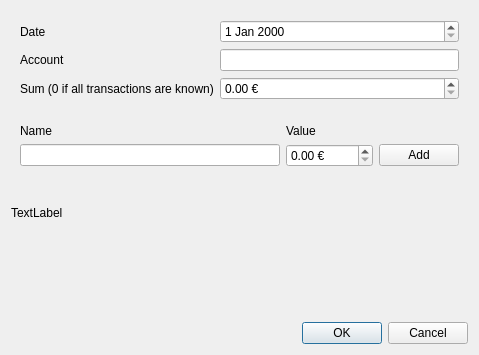
Above: newbilldialog.ui from awegsche/qbudget before the change. Below: the same form after it.
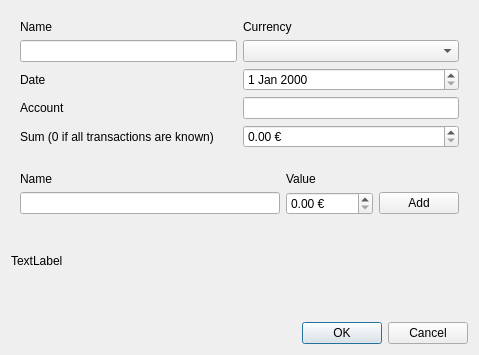
That is the form after the change.

Commit message: allow currency selection in NewBillDialog

```diff
--- a/newbilldialog.ui
+++ b/newbilldialog.ui
@@ -17,34 +17,21 @@
    <item>
     <widget class="QWidget" name="widget_3" native="true">
      <layout class="QGridLayout" name="gridLayout_2">
-      <item row="1" column="1">
-       <widget class="QLineEdit" name="editAccount"/>
-      </item>
-      <item row="0" column="0">
-       <widget class="QLabel" name="label_2">
-        <property name="text">
-         <string>Date</string>
-        </property>
-       </widget>
-      </item>
-      <item row="1" column="0">
+      <item row="3" column="0">
        <widget class="QLabel" name="label_3">
         <property name="text">
          <string>Account</string>
         </property>
        </widget>
       </item>
-      <item row="0" column="1">
-       <widget class="QDateEdit" name="editDate"/>
-      </item>
       <item row="2" column="0">
-       <widget class="QLabel" name="label_6">
+       <widget class="QLabel" name="label_2">
         <property name="text">
-         <string>Sum (0 if all transactions are known)</string>
+         <string>Date</string>
         </property>
        </widget>
       </item>
-      <item row="2" column="1">
+      <item row="4" column="1">
        <widget class="QDoubleSpinBox" name="editSum">
         <property name="suffix">
          <string> €</string>
@@ -54,6 +41,39 @@
         </property>
        </widget>
       </item>
+      <item row="3" column="1">
+       <widget class="QLineEdit" name="editAccount"/>
+      </item>
+      <item row="2" column="1">
+       <widget class="QDateEdit" name="editDate"/>
+      </item>
+      <item row="4" column="0">
+       <widget class="QLabel" name="label_6">
+        <property name="text">
+         <string>Sum (0 if all transactions are known)</string>
+        </property>
+       </widget>
+      </item>
+      <item row="1" column="0">
+       <widget class="QLineEdit" name="editBillName"/>
+      </item>
+      <item row="0" column="0">
+       <widget class="QLabel" name="label_5">
+        <property name="text">
+         <string>Name</string>
+        </property>
+       </widget>
+      </item>
+      <item row="1" column="1">
+       <widget class="QComboBox" name="comboCurrency"/>
+      </item>
+      <item row="0" column="1">
+       <widget class="QLabel" name="label_7">
+        <property name="text">
+         <string>Currency</string>
+        </property>
+       </widget>
+      </item>
      </layout>
     </widget>
    </item>
```
The commit also changes 4 other files.
